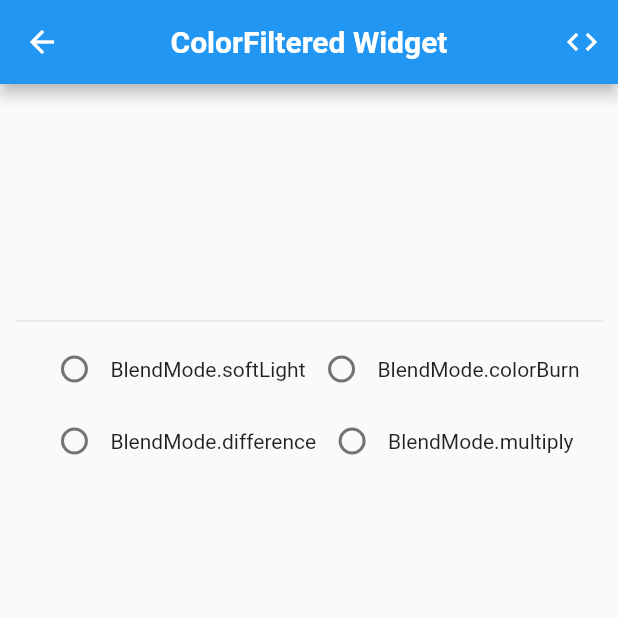
After one commit to MV1998/flutter_cheat_sheet_app, a Flutter app: the ColorFilteredWidget screen opened directly, on a phone screen of 412 x 824 dp, the top half of it. The commit adds this screen. Run offline on Flutter 3.47's test engine with Material 2 defaults, Android fonts, the phone set to English and light mode, and no system bars; our stand-ins replace signature, transparent_image.

Commit message:
tab widget

```diff
--- /dev/null
+++ b/lib/flutter_widgets/color_filtered.dart
@@ -0,0 +1,119 @@
+import 'package:flutter/material.dart';
+
+class ColorFilteredWidget extends StatefulWidget {
+  @override
+  _ColorFilteredWidgetState createState() => _ColorFilteredWidgetState();
+}
+
+class _ColorFilteredWidgetState extends State<ColorFilteredWidget> {
+  var _blendmode = BlendMode.darken;
+  var _blendmode1 = BlendMode.softLight;
+  var _blendmode2 = BlendMode.colorBurn;
+  var _blendmode3 = BlendMode.difference;
+  var _blendmode4 = BlendMode.multiply;
+
+  @override
+  void initState() {
+    super.initState();
+  }
+
+  @override
+  Widget build(BuildContext context) {
+    return Scaffold(
+      appBar: AppBar(
+        centerTitle: true,
+        title: Text(
+          'ColorFiltered Widget',
+          style: TextStyle(
+              fontSize: 20.0,
+              fontWeight: FontWeight.bold,),
+        ),
+        actions: <Widget>[
+          IconButton(
+            icon: Icon(Icons.code),
+            onPressed: () {
+
+            }
+          )
+        ],
+      ),
+      body: SingleChildScrollView(
+        child: Column(
+          children: <Widget>[
+            Container(
+              margin: EdgeInsets.all(18),
+              child: Center(
+                child: ColorFiltered(
+                  colorFilter: ColorFilter.mode(Colors.red, _blendmode),
+                  child: Container(
+                    height: 100,
+                    width: 100,
+                  ),
+                ),
+              ),
+            ),
+            divider(context),
+            Container(
+              margin: EdgeInsets.only(left: 12, right: 12),
+              child: Wrap(
+                children: <Widget>[
+                  _OptionItem(_blendmode1, _blendmode, _onBlendModeChanged,
+                      'BlendMode.softLight'),
+                  _OptionItem(_blendmode2, _blendmode, _onBlendModeChanged,
+                      'BlendMode.colorBurn'),
+                  _OptionItem(_blendmode3, _blendmode, _onBlendModeChanged,
+                      'BlendMode.difference'),
+                  _OptionItem(_blendmode4, _blendmode, _onBlendModeChanged,
+                      'BlendMode.multiply'),
+                ],
+              ),
+            )
+          ],
+        ),
+      ),
+    );
+  }
+
+  _onBlendModeChanged(BlendMode blendMode) => setState(() {
+    _blendmode = blendMode;
+  });
+}
+
+class _OptionItem<T> extends StatelessWidget {
+  const _OptionItem(this.value, this.groupValue, this.onChanged, this.title);
+
+  final String title;
+  final T value;
+  final T groupValue;
+  final ValueChanged<T> onChanged;
+
+  @override
+  Widget build(BuildContext context) {
+    return Row(
+      mainAxisSize: MainAxisSize.min,
+      mainAxisAlignment: MainAxisAlignment.center,
+      children: <Widget>[
+        Radio<T>(
+            value: value,
+            groupValue: groupValue,
+            activeColor: Colors.lightBlue,
+            onChanged: onChanged),
+        GestureDetector(
+          onTap: () {
+            onChanged(value);
+          },
+          child: Text(
+            title,
+            style:
+            TextStyle(fontSize: 14.0,),
+          ),
+        ),
+      ],
+    );
+  }
+}
+
+Container divider(BuildContext context) => Container(
+  child: Divider(),
+  margin: EdgeInsets.only(left: 10, right: 10, top: 14),
+);
--- a/lib/main.dart
+++ b/lib/main.dart
@@ -1,7 +1,7 @@
 import 'package:flutter/cupertino.dart';
 import 'package:flutter/material.dart';
-import 'package:fluttercheatsheetapp/flutter_widgets/animated_cross_fade.dart';
-import 'package:fluttercheatsheetapp/flutter_widgets/draggable_scrollable_sheet.dart';
+import 'package:fluttercheatsheetapp/flutter_widgets/image.dart';
+import 'package:fluttercheatsheetapp/flutter_widgets/tab_widget.dart';
 
 import 'flutter_widgets/hero2.dart';
 
@@ -22,7 +22,7 @@ class _MyAppState extends State<MyApp> {
         'hero2': (context) => Hero2Widget(),
       },
       title: 'Widget',
-      home: DraggableScrollableSheetWidget(),
+      home: TabsWidget(),
     );
   }
 }
```
Also changed, not shown: lib/flutter_widgets/cupertino_action_sheet.dart (added, +106 -0 lines), lib/flutter_widgets/image.dart (added, +107 -0 lines), lib/flutter_widgets/tab_widget.dart (added, +56 -0 lines), lib/flutter_widgets/toggle_buttons.dart (added, +155 -0 lines), lib/flutter_widgets/tween_animation_builder.dart (added, +70 -0 lines).
